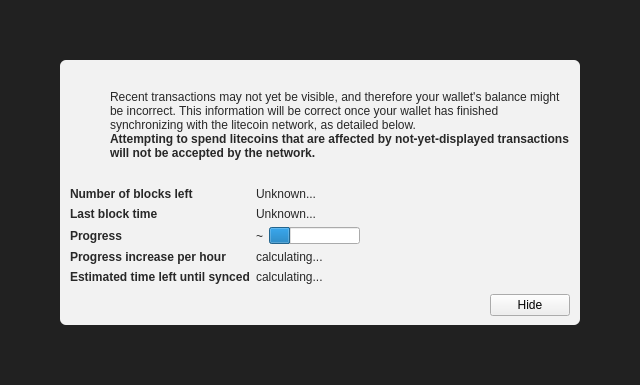
Qt form kriscoin/src/qt/forms/modaloverlay.ui (humanwhoexplores/kriscoin) before a commit.
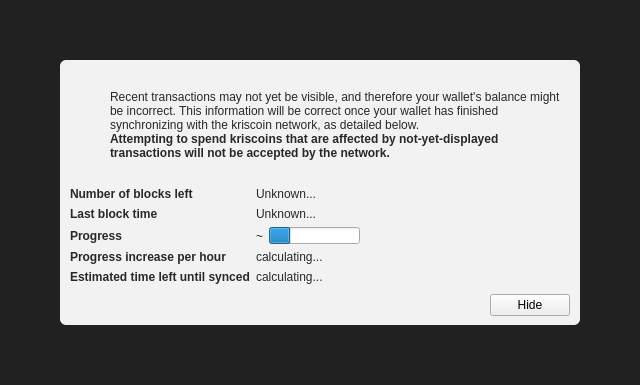
The same form after that commit. Icons and pictures are not drawn. Custom widgets are drawn as their Qt base class.

```diff
--- a/kriscoin/src/qt/forms/modaloverlay.ui
+++ b/kriscoin/src/qt/forms/modaloverlay.ui
@@ -130,7 +130,7 @@
              <item>
               <widget class="QLabel" name="infoText">
                <property name="text">
-                <string>Recent transactions may not yet be visible, and therefore your wallet's balance might be incorrect. This information will be correct once your wallet has finished synchronizing with the litecoin network, as detailed below.</string>
+                <string>Recent transactions may not yet be visible, and therefore your wallet's balance might be incorrect. This information will be correct once your wallet has finished synchronizing with the kriscoin network, as detailed below.</string>
                </property>
                <property name="textFormat">
                 <enum>Qt::RichText</enum>
@@ -149,7 +149,7 @@
                 </font>
                </property>
                <property name="text">
-                <string>Attempting to spend litecoins that are affected by not-yet-displayed transactions will not be accepted by the network.</string>
+                <string>Attempting to spend kriscoins that are affected by not-yet-displayed transactions will not be accepted by the network.</string>
                </property>
                <property name="textFormat">
                 <enum>Qt::RichText</enum>
```
